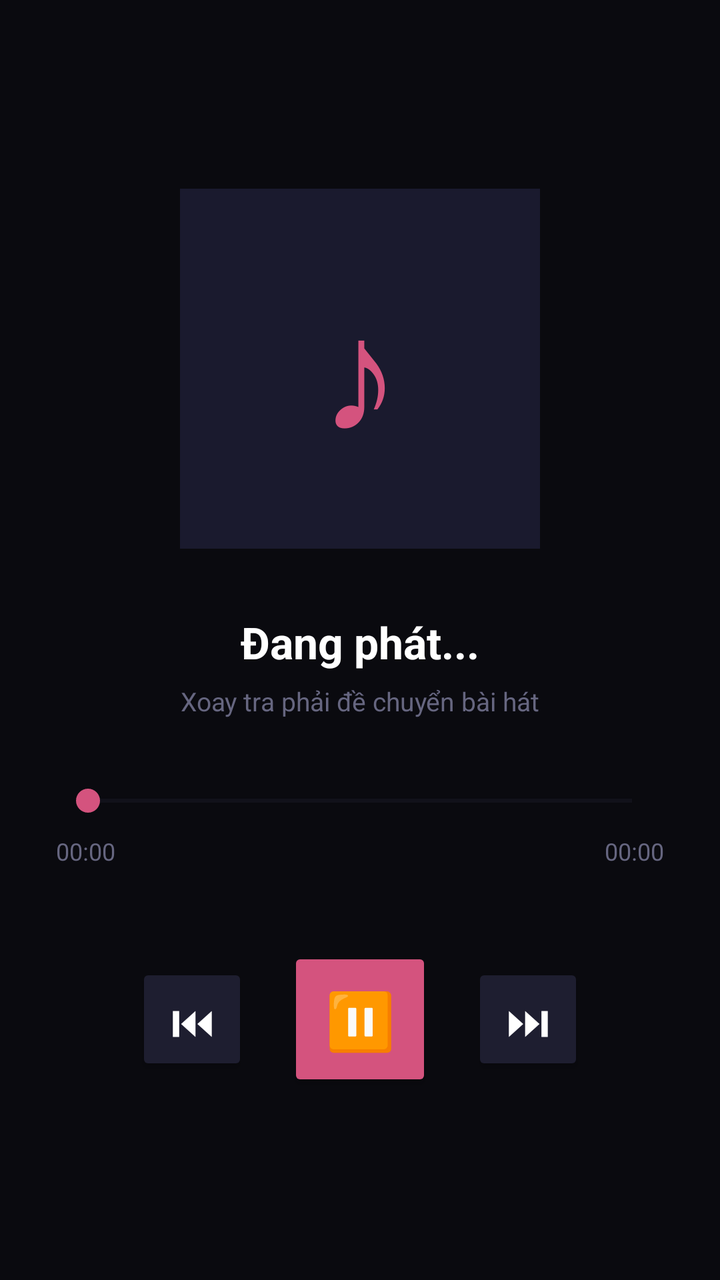
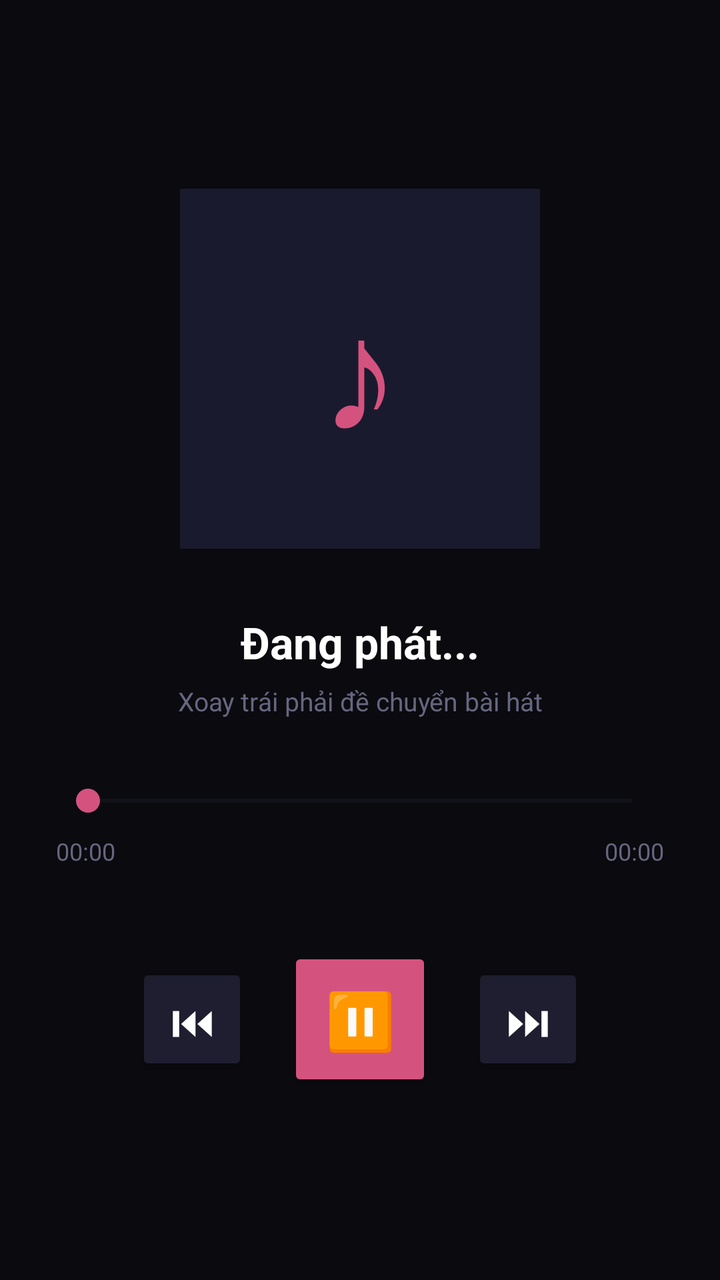

Screens rendered from an Android XML layout before and after an edit, with the pre-edit source and the edit as a unified diff.
<!-- AndroidManifest.xml: application theme Theme.BTQT_3 -->
<!-- res/layout/activity_3.xml -->
<?xml version="1.0" encoding="utf-8"?>
<LinearLayout xmlns:android="http://schemas.android.com/apk/res/android"
    android:layout_width="match_parent"
    android:layout_height="match_parent"
    android:background="#0A0A0F"
    android:gravity="center"
    android:orientation="vertical"
    android:paddingStart="28dp"
    android:paddingEnd="28dp"
    android:paddingTop="40dp"
    android:paddingBottom="40dp">

    
    <TextView
        android:layout_width="180dp"
        android:layout_height="180dp"
        android:gravity="center"
        android:text="♪"
        android:textColor="#D4537E"
        android:textSize="80sp"
        android:background="#1A1A2E"
        android:layout_marginBottom="32dp" />

    
    <TextView
        android:id="@+id/tvSongName"
        android:layout_width="match_parent"
        android:layout_height="wrap_content"
        android:text="Đang phát..."
        android:textColor="#FFFFFF"
        android:textSize="22sp"
        android:textStyle="bold"
        android:gravity="center"
        android:ellipsize="marquee"
        android:singleLine="true"
        android:layout_marginBottom="6dp" />

    
    <TextView
        android:layout_width="match_parent"
        android:layout_height="wrap_content"
        android:text="Xoay tra phải đề chuyển bài hát"
        android:textColor="#666680"
        android:textSize="13sp"
        android:gravity="center"
        android:layout_marginBottom="32dp" />

    
    <SeekBar
        android:id="@+id/songProgressBar"
        android:layout_width="match_parent"
        android:layout_height="wrap_content"
        android:progressTint="#D4537E"
        android:thumbTint="#D4537E"
        android:progressBackgroundTint="#2A2A3A"
        android:layout_marginBottom="8dp" />

    
    <LinearLayout
        android:layout_width="match_parent"
        android:layout_height="wrap_content"
        android:orientation="horizontal"
        android:layout_marginBottom="40dp">

        <TextView
            android:id="@+id/tvCurrentTime"
            android:layout_width="0dp"
            android:layout_height="wrap_content"
            android:layout_weight="1"
            android:text="00:00"
            android:textColor="#666680"
            android:textSize="12sp" />

        <TextView
            android:id="@+id/tvTotalTime"
            android:layout_width="wrap_content"
            android:layout_height="wrap_content"
            android:text="00:00"
            android:textColor="#666680"
            android:textSize="12sp" />
    </LinearLayout>

    
    <LinearLayout
        android:layout_width="match_parent"
        android:layout_height="wrap_content"
        android:orientation="horizontal"
        android:gravity="center">

        <Button
            android:id="@+id/btnPrev"
            android:layout_width="56dp"
            android:layout_height="56dp"
            android:text="⏮"
            android:textSize="22sp"
            android:textColor="#FFFFFF"
            android:backgroundTint="#1E1E30"
            android:padding="0dp" />

        <Button
            android:id="@+id/btnPlayPause"
            android:layout_width="72dp"
            android:layout_height="72dp"
            android:layout_marginStart="20dp"
            android:layout_marginEnd="20dp"
            android:text="⏸"
            android:textSize="28sp"
            android:textColor="#FFFFFF"
            android:backgroundTint="#D4537E"
            android:padding="0dp" />

        <Button
            android:id="@+id/btnNext"
            android:layout_width="56dp"
            android:layout_height="56dp"
            android:text="⏭"
            android:textSize="22sp"
            android:textColor="#FFFFFF"
            android:backgroundTint="#1E1E30"
            android:padding="0dp" />
    </LinearLayout>

</LinearLayout>
<!-- resources referenced by this layout -->
<resources>
  <style name="Theme.BTQT_3" parent="Base.Theme.BTQT_3" />
  <style name="Base.Theme.BTQT_3" parent="Theme.Material3.DayNight.NoActionBar">
          
          
      </style>
</resources>

<!-- the commit's change to res/layout/activity_3.xml (unified diff, before → after) -->
@@ -39,7 +39,7 @@
     <TextView
         android:layout_width="match_parent"
         android:layout_height="wrap_content"
-        android:text="Xoay tra phải đề chuyển bài hát"
+        android:text="Xoay trái phải đề chuyển bài hát"
         android:textColor="#666680"
         android:textSize="13sp"
         android:gravity="center"
